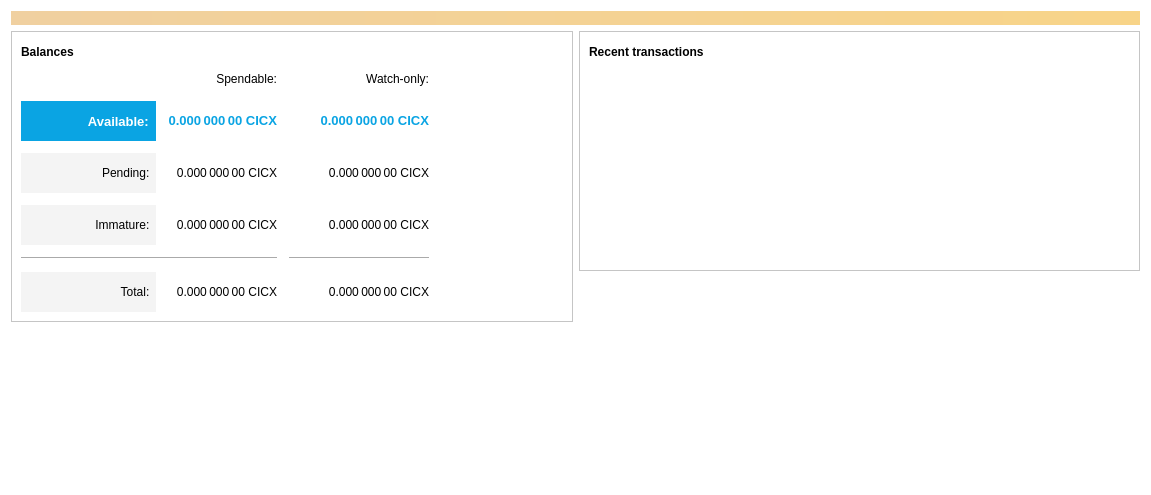
Old version of the form src/qt/forms/overviewpage.ui in the repository TaobotX11/nusacoin.
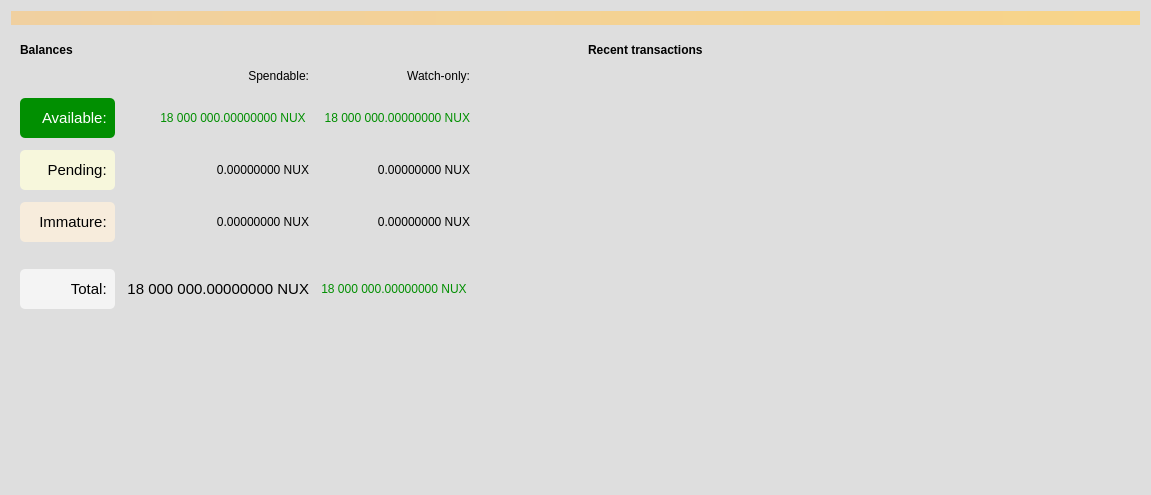
New version of the form. Icons and pictures are not drawn.

```diff
--- a/src/qt/forms/overviewpage.ui
+++ b/src/qt/forms/overviewpage.ui
@@ -17,7 +17,7 @@
    <bool>false</bool>
   </property>
   <property name="styleSheet">
-   <string notr="true">background-color: rgb(255, 255, 255);</string>
+   <string notr="true">background-color: rgb(222, 222, 222);border-radius: 5px;</string>
   </property>
   <layout class="QVBoxLayout" name="topLayout">
    <item>
@@ -26,7 +26,7 @@
       <bool>false</bool>
      </property>
      <property name="styleSheet">
-      <string notr="true">QLabel { background-color: qlineargradient(x1: 0, y1: 0, x2: 1, y2: 0, stop:0 #F0D0A0, stop:1 #F8D488); color:#000000; }</string>
+      <string notr="true">QLabel { background-color: qlineargradient(x1: 0, y1: 0, x2: 1, y2: 0, stop:0 #F0D0A0, stop:1 #F8D488); color:#000000;border-radius: 0px;}</string>
      </property>
      <property name="wordWrap">
       <bool>true</bool>
@@ -125,6 +125,13 @@
               <property name="styleSheet">
                <string notr="true">background-color: rgb(244, 244, 244);</string>
               </property>
+              <property name="font">
+               <font>
+                <pointsize>11</pointsize>
+                <weight>55</weight>
+                <bold>true</bold>
+               </font>
+              </property>
               <property name="text">
                <string>Total:  </string>
               </property>
@@ -162,14 +169,13 @@
               </property>
               <property name="font">
                <font>
-                <pointsize>10</pointsize>
-                <weight>75</weight>
+                <pointsize>11</pointsize>
+                <weight>60</weight>
                 <bold>true</bold>
                </font>
               </property>
               <property name="styleSheet">
-               <string notr="true">background-color: rgb(10, 164, 227);
-color: rgb(255, 255, 255);</string>
+               <string notr="true">background-color: rgb(1, 143, 1);color: rgb(255, 255, 255);</string>
               </property>
               <property name="text">
                <string>Available:  </string>
@@ -181,12 +187,6 @@
             </item>
             <item row="2" column="1">
              <widget class="QLabel" name="labelUnconfirmed">
-              <property name="font">
-               <font>
-                <weight>50</weight>
-                <bold>false</bold>
-               </font>
-              </property>
               <property name="cursor">
                <cursorShape>IBeamCursor</cursorShape>
               </property>
@@ -194,7 +194,7 @@
                <string>Total of transactions that have yet to be confirmed, and do not yet count toward the spendable balance</string>
               </property>
               <property name="text">
-               <string notr="true">0.000 000 00 CICX</string>
+               <string notr="true">0.00000000 NUX</string>
               </property>
               <property name="alignment">
                <set>Qt::AlignRight|Qt::AlignTrailing|Qt::AlignVCenter</set>
@@ -202,6 +202,9 @@
               <property name="textInteractionFlags">
                <set>Qt::LinksAccessibleByMouse|Qt::TextSelectableByKeyboard|Qt::TextSelectableByMouse</set>
               </property>
+              <property name="styleSheet">
+               <string notr="true">selection-background-color: rgb(1, 143, 1); selection-color:white;</string>
+              </property>
              </widget>
             </item>
             <item row="1" column="3">
@@ -243,11 +246,18 @@
             <item row="2" column="0">
              <widget class="QLabel" name="labelPendingText">
               <property name="styleSheet">
-               <string notr="true">background-color: rgb(244, 244, 244);</string>
+               <string notr="true">background-color: rgb(247, 247, 220);</string>
               </property>
               <property name="text">
                <string>Pending:  </string>
               </property>
+              <property name="font">
+               <font>
+                <pointsize>11</pointsize>
+                <weight>45</weight>
+                <bold>true</bold>
+               </font>
+              </property>
               <property name="alignment">
                <set>Qt::AlignRight|Qt::AlignTrailing|Qt::AlignVCenter</set>
               </property>
@@ -256,7 +266,14 @@
             <item row="3" column="0">
              <widget class="QLabel" name="labelImmatureText">
               <property name="styleSheet">
-               <string notr="true">background-color: rgb(244, 244, 244);</string>
+               <string notr="true">background-color: rgb(247, 236, 220);</string>
+              </property>
+              <property name="font">
+               <font>
+                <pointsize>11</pointsize>
+                <weight>45</weight>
+                <bold>true</bold>
+               </font>
               </property>
               <property name="text">
                <string>Immature:  </string>
@@ -268,20 +285,24 @@
             </item>
             <item row="5" column="1">
              <widget class="QLabel" name="labelTotal">
+              <property name="cursor">
+               <cursorShape>IBeamCursor</cursorShape>
+              </property>
               <property name="font">
                <font>
-                <weight>50</weight>
-                <bold>false</bold>
+                <pointsize>11</pointsize>
+                <weight>55</weight>
+                <bold>true</bold>
                </font>
               </property>
-              <property name="cursor">
-               <cursorShape>IBeamCursor</cursorShape>
+              <property name="styleSheet">
+              <string notr="true">selection-background-color: rgb(1, 143, 1); selection-color:white;border-radius: 0px;</string>
               </property>
               <property name="toolTip">
                <string>Your current total balance</string>
               </property>
               <property name="text">
-               <string notr="true">0.000 000 00 CICX</string>
+               <string notr="true">18 000 000.00000000 NUX</string>
               </property>
               <property name="alignment">
                <set>Qt::AlignRight|Qt::AlignTrailing|Qt::AlignVCenter</set>
@@ -306,12 +327,6 @@
             </item>
             <item row="2" column="2">
              <widget class="QLabel" name="labelWatchPending">
-              <property name="font">
-               <font>
-                <weight>50</weight>
-                <bold>false</bold>
-               </font>
-              </property>
               <property name="cursor">
                <cursorShape>IBeamCursor</cursorShape>
               </property>
@@ -319,11 +334,14 @@
                <string>Unconfirmed transactions to watch-only addresses</string>
               </property>
               <property name="text">
-               <string notr="true">0.000 000 00 CICX</string>
+               <string notr="true">0.00000000 NUX</string>
               </property>
               <property name="alignment">
                <set>Qt::AlignRight|Qt::AlignTrailing|Qt::AlignVCenter</set>
               </property>
+              <property name="styleSheet">
+               <string notr="true">selection-background-color: rgb(1, 143, 1); selection-color:white;</string>
+              </property>
               <property name="textInteractionFlags">
                <set>Qt::LinksAccessibleByMouse|Qt::TextSelectableByKeyboard|Qt::TextSelectableByMouse</set>
               </property>
@@ -341,13 +359,6 @@
             </item>
             <item row="1" column="2">
              <widget class="QLabel" name="labelWatchAvailable">
-              <property name="font">
-               <font>
-                <pointsize>10</pointsize>
-                <weight>75</weight>
-                <bold>true</bold>
-               </font>
-              </property>
               <property name="cursor">
                <cursorShape>IBeamCursor</cursorShape>
               </property>
@@ -355,10 +366,10 @@
                <string>Your current balance in watch-only addresses</string>
               </property>
               <property name="styleSheet">
-               <string notr="true">color: rgb(10, 164, 227);</string>
+               <string notr="true">color: rgb(1, 143, 1);</string>
               </property>
               <property name="text">
-               <string notr="true">0.000 000 00 CICX</string>
+               <string notr="true">18 000 000.00000000 NUX</string>
               </property>
               <property name="alignment">
                <set>Qt::AlignRight|Qt::AlignTrailing|Qt::AlignVCenter</set>
@@ -370,12 +381,6 @@
             </item>
             <item row="3" column="2">
              <widget class="QLabel" name="labelWatchImmature">
-              <property name="font">
-               <font>
-                <weight>50</weight>
-                <bold>false</bold>
-               </font>
-              </property>
               <property name="cursor">
                <cursorShape>IBeamCursor</cursorShape>
               </property>
@@ -383,11 +388,14 @@
                <string>Mined balance in watch-only addresses that has not yet matured</string>
               </property>
               <property name="text">
-               <string notr="true">0.000 000 00 CICX</string>
+               <string notr="true">0.00000000 NUX</string>
               </property>
               <property name="alignment">
                <set>Qt::AlignRight|Qt::AlignTrailing|Qt::AlignVCenter</set>
               </property>
+              <property name="styleSheet">
+               <string notr="true">selection-background-color: rgb(1, 143, 1); selection-color:white;border-radius: 0px;</string>
+              </property>
               <property name="textInteractionFlags">
                <set>Qt::LinksAccessibleByMouse|Qt::TextSelectableByKeyboard|Qt::TextSelectableByMouse</set>
               </property>
@@ -395,13 +403,6 @@
             </item>
             <item row="1" column="1">
              <widget class="QLabel" name="labelBalance">
-              <property name="font">
-               <font>
-                <pointsize>10</pointsize>
-                <weight>75</weight>
-                <bold>true</bold>
-               </font>
-              </property>
               <property name="cursor">
                <cursorShape>IBeamCursor</cursorShape>
               </property>
@@ -409,10 +410,10 @@
                <string>Your current spendable balance</string>
               </property>
               <property name="styleSheet">
-               <string notr="true">color: rgb(10, 164, 227);</string>
+               <string notr="true">color: rgb(1, 143, 1); selection-background-color: rgb(1, 143, 1); selection-color:white;border-radius: 0px;</string>
               </property>
               <property name="text">
-               <string notr="true">0.000 000 00 CICX</string>
+               <string notr="true">18 000 000.00000000 NUX </string>
               </property>
               <property name="textFormat">
                <enum>Qt::PlainText</enum>
@@ -427,12 +428,6 @@
             </item>
             <item row="3" column="1">
              <widget class="QLabel" name="labelImmature">
-              <property name="font">
-               <font>
-                <weight>50</weight>
-                <bold>false</bold>
-               </font>
-              </property>
               <property name="cursor">
                <cursorShape>IBeamCursor</cursorShape>
               </property>
@@ -440,7 +435,7 @@
                <string>Mined balance that has not yet matured</string>
               </property>
               <property name="text">
-               <string notr="true">0.000 000 00 CICX</string>
+               <string notr="true">0.00000000 NUX</string>
               </property>
               <property name="alignment">
                <set>Qt::AlignRight|Qt::AlignTrailing|Qt::AlignVCenter</set>
@@ -448,6 +443,9 @@
               <property name="textInteractionFlags">
                <set>Qt::LinksAccessibleByMouse|Qt::TextSelectableByKeyboard|Qt::TextSelectableByMouse</set>
               </property>
+              <property name="styleSheet">
+               <string notr="true">selection-background-color: rgb(1, 143, 1); selection-color:white;</string>
+              </property>
              </widget>
             </item>
             <item row="0" column="2">
@@ -462,20 +460,17 @@
             </item>
             <item row="5" column="2">
              <widget class="QLabel" name="labelWatchTotal">
-              <property name="font">
-               <font>
-                <weight>50</weight>
-                <bold>false</bold>
-               </font>
-              </property>
               <property name="cursor">
                <cursorShape>IBeamCursor</cursorShape>
               </property>
               <property name="toolTip">
                <string>Current total balance in watch-only addresses</string>
               </property>
+              <property name="styleSheet">
+               <string notr="true">color: rgb(1, 143, 1); selection-background-color: rgb(1, 143, 1); selection-color:white;border-radius: 0px;</string>
+              </property>
               <property name="text">
-               <string notr="true">0.000 000 00 CICX</string>
+                <string notr="true">18 000 000.00000000 NUX </string>
               </property>
               <property name="alignment">
                <set>Qt::AlignRight|Qt::AlignTrailing|Qt::AlignVCenter</set>
```
